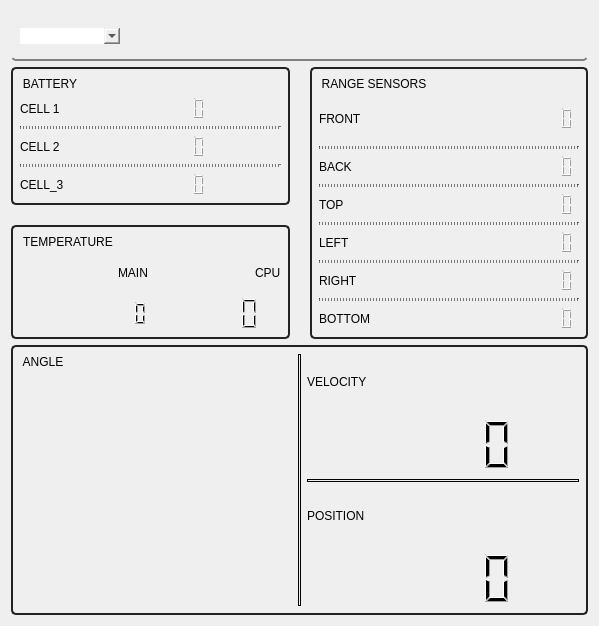
Above: dashboard/resource/dashboard.ui from GroupOfRobots/MiniRysRQT before the change. Below: the same form after it.
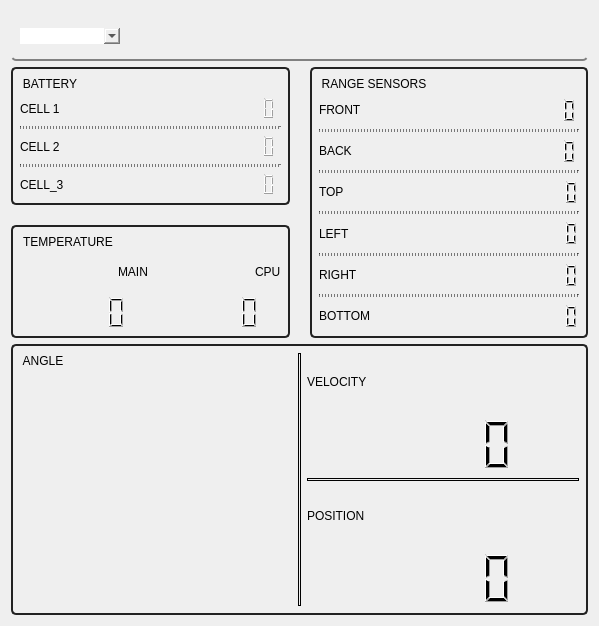
That is the form after the change.

The edit to the form file:
```diff
--- a/dashboard/resource/dashboard.ui
+++ b/dashboard/resource/dashboard.ui
@@ -116,13 +116,7 @@
          <number>30</number>
         </property>
         <item>
-         <layout class="QHBoxLayout" name="frontSensor" stretch="1,0">
-          <property name="topMargin">
-           <number>10</number>
-          </property>
-          <property name="bottomMargin">
-           <number>10</number>
-          </property>
+         <layout class="QHBoxLayout" name="horizontalLayout_5">
           <item>
            <widget class="QLabel" name="frontSensorLabel">
             <property name="text">
@@ -130,7 +124,7 @@
             </property>
            </widget>
           </item>
-          <item>
+          <item alignment="Qt::AlignRight">
            <widget class="QLCDNumber" name="frontDistanceLcdUI">
             <property name="digitCount">
              <number>4</number>
@@ -319,7 +313,7 @@
               </property>
              </widget>
             </item>
-            <item>
+            <item alignment="Qt::AlignRight">
              <widget class="QLCDNumber" name="voltageCell1Lcd">
               <property name="autoFillBackground">
                <bool>false</bool>
@@ -353,7 +347,7 @@
               </property>
              </widget>
             </item>
-            <item>
+            <item alignment="Qt::AlignRight">
              <widget class="QLCDNumber" name="voltageCell2Lcd"/>
             </item>
            </layout>
@@ -383,7 +377,7 @@
               </property>
              </widget>
             </item>
-            <item>
+            <item alignment="Qt::AlignRight">
              <widget class="QLCDNumber" name="voltageCell3Lcd">
               <property name="styleSheet">
                <string notr="true"/>
@@ -439,7 +433,7 @@
           </item>
           <item>
            <layout class="QHBoxLayout" name="horizontalLayout_6">
-            <item alignment="Qt::AlignRight">
+            <item>
              <widget class="QLCDNumber" name="temperatureMainLcd">
               <property name="minimumSize">
                <size>
```
